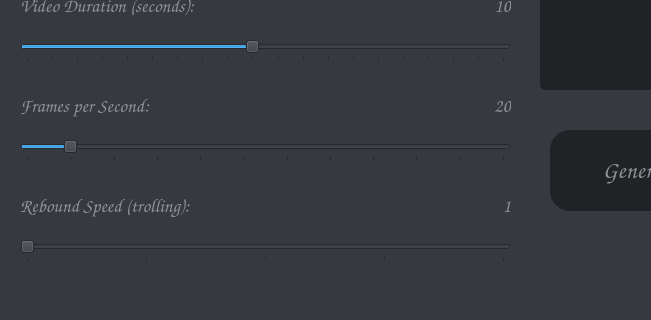
Before: the Qt Designer form frontend/interface.ui in mokeddembillel/Vision-Object-Detection, drawn with Qt 5; both pictures show x 0 to 651 and y 463 to 783 of the 1363 by 783 pixel window.
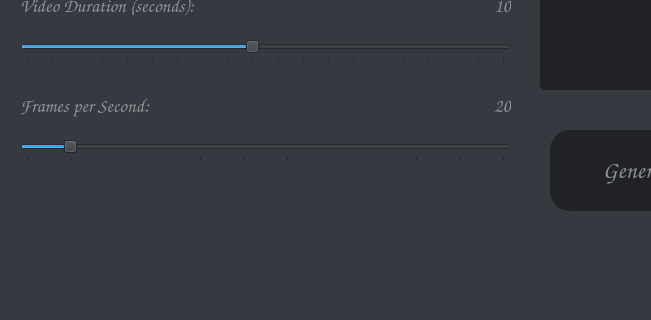
After: the same form once the commit is applied. The open tabs and pages were chosen to show the change.

Patch:
```diff
--- a/frontend/interface.ui
+++ b/frontend/interface.ui
@@ -2209,96 +2209,6 @@
        <bool>false</bool>
       </property>
      </widget>
-     <widget class="QLabel" name="lblReboundSpeed">
-      <property name="geometry">
-       <rect>
-        <x>380</x>
-        <y>620</y>
-        <width>131</width>
-        <height>31</height>
-       </rect>
-      </property>
-      <property name="font">
-       <font>
-        <family>Comic Sans MS</family>
-        <pointsize>14</pointsize>
-       </font>
-      </property>
-      <property name="styleSheet">
-       <string notr="true">color: #8E9297;</string>
-      </property>
-      <property name="text">
-       <string>1</string>
-      </property>
-      <property name="alignment">
-       <set>Qt::AlignRight|Qt::AlignTrailing|Qt::AlignVCenter</set>
-      </property>
-     </widget>
-     <widget class="QSlider" name="sliderReboundSpeed">
-      <property name="geometry">
-       <rect>
-        <x>20</x>
-        <y>670</y>
-        <width>491</width>
-        <height>22</height>
-       </rect>
-      </property>
-      <property name="styleSheet">
-       <string notr="true"/>
-      </property>
-      <property name="minimum">
-       <number>1</number>
-      </property>
-      <property name="maximum">
-       <number>5</number>
-      </property>
-      <property name="singleStep">
-       <number>1</number>
-      </property>
-      <property name="value">
-       <number>1</number>
-      </property>
-      <property name="sliderPosition">
-       <number>1</number>
-      </property>
-      <property name="tracking">
-       <bool>true</bool>
-      </property>
-      <property name="orientation">
-       <enum>Qt::Horizontal</enum>
-      </property>
-      <property name="invertedControls">
-       <bool>false</bool>
-      </property>
-      <property name="tickPosition">
-       <enum>QSlider::TicksBelow</enum>
-      </property>
-      <property name="tickInterval">
-       <number>1</number>
-      </property>
-     </widget>
-     <widget class="QLabel" name="label_19">
-      <property name="geometry">
-       <rect>
-        <x>20</x>
-        <y>620</y>
-        <width>321</width>
-        <height>31</height>
-       </rect>
-      </property>
-      <property name="font">
-       <font>
-        <family>Comic Sans MS</family>
-        <pointsize>14</pointsize>
-       </font>
-      </property>
-      <property name="styleSheet">
-       <string notr="true">color: #8E9297;</string>
-      </property>
-      <property name="text">
-       <string>Rebound Speed (trolling):</string>
-      </property>
-     </widget>
      <widget class="QGraphicsView" name="gViewGeneration">
       <property name="geometry">
        <rect>
```
Left out of the diff: 2 changed lines with no effect on the pictures.
